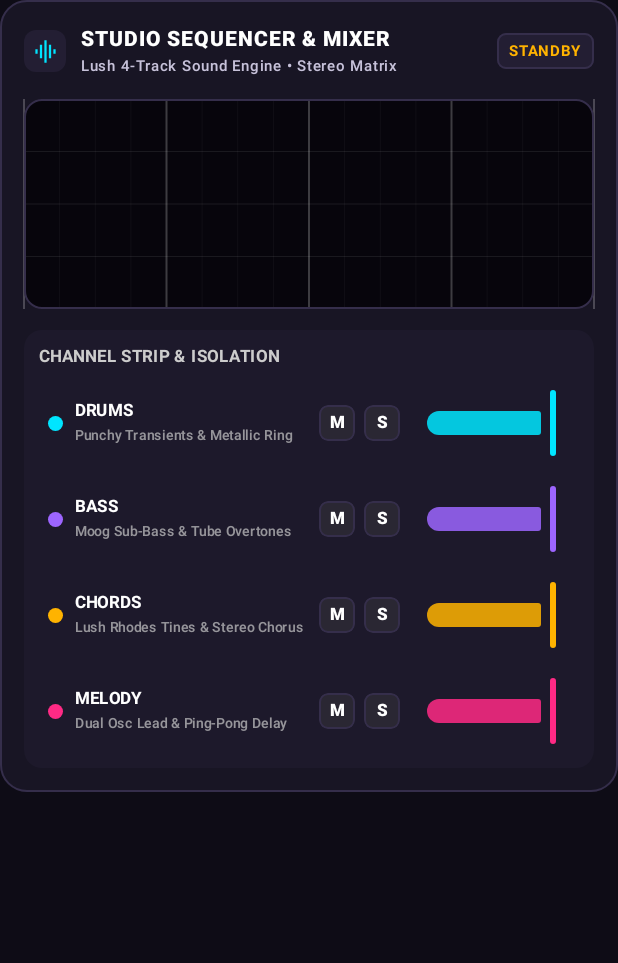
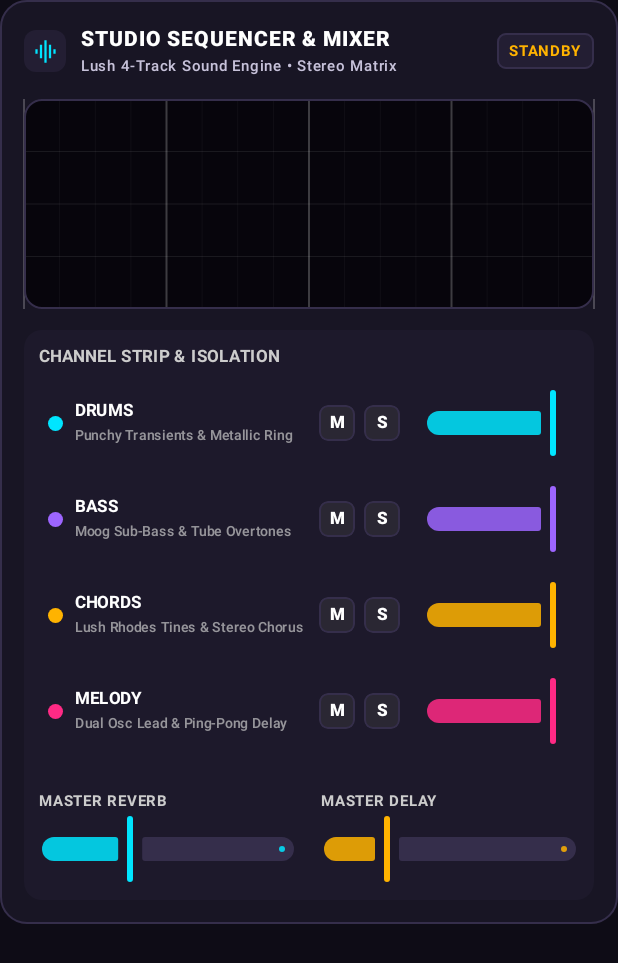
Before and after one commit to itsmichaeltuerk-jpg/Song-Dice, an Android app built with Jetpack Compose: the composable PianoRollView called with empty values, on a phone screen of 412 x 824 dp. Shown: the top 963 px of the screen. Run offline under Robolectric (Android 15) with nearby library versions, the phone set to English and light mode, and no system bars.

Commit message:
Feat: Add Master FX Reverb and Delay, expand genres and UI controls
- Added high-quality Master Reverb and Delay effects to `AudioSynthPlayer`.
- Optimized real-time DSP to prevent per-frame heap allocations during effect processing.
- Expanded `MusicalGenre` enum with `HOUSE` and `TRAP`.
- Added stereo `pan` property to `MidiNote`.
- Updated `SongDiceViewModel` and `PianoRollView` to include and manage Master FX UI sliders.
- Resolved build environment issues by bumping Gradle wrapper to 9.3.1 and generating missing keystore.

Co-authored-by: itsmichaeltuerk-jpg <256279057+itsmichaeltuerk-jpg@users.noreply.github.com>

```diff
--- a/app/src/main/java/com/example/songdice/ui/SongDiceScreen.kt
+++ b/app/src/main/java/com/example/songdice/ui/SongDiceScreen.kt
@@ -315,9 +315,13 @@ fun SongDiceScreen(
                         trackMutes = uiState.trackMutes,
                         trackSolos = uiState.trackSolos,
                         trackVolumes = uiState.trackVolumes,
+                        masterReverb = uiState.masterReverb,
+                        masterDelay = uiState.masterDelay,
                         onToggleMute = { viewModel.toggleTrackMute(it) },
                         onToggleSolo = { viewModel.toggleTrackSolo(it) },
-                        onVolumeChange = { name, vol -> viewModel.setTrackVolume(name, vol) }
+                        onVolumeChange = { name, vol -> viewModel.setTrackVolume(name, vol) },
+                        onMasterReverbChange = { viewModel.setMasterReverb(it) },
+                        onMasterDelayChange = { viewModel.setMasterDelay(it) }
                     )
                 }
 
--- a/app/src/main/java/com/example/songdice/ui/components/PianoRollView.kt
+++ b/app/src/main/java/com/example/songdice/ui/components/PianoRollView.kt
@@ -66,9 +66,13 @@ fun PianoRollView(
     trackMutes: Map<String, Boolean> = emptyMap(),
     trackSolos: Map<String, Boolean> = emptyMap(),
     trackVolumes: Map<String, Float> = emptyMap(),
+    masterReverb: Float = 0.35f,
+    masterDelay: Float = 0.25f,
     onToggleMute: (String) -> Unit = {},
     onToggleSolo: (String) -> Unit = {},
     onVolumeChange: (String, Float) -> Unit = { _, _ -> },
+    onMasterReverbChange: (Float) -> Unit = {},
+    onMasterDelayChange: (Float) -> Unit = {},
     modifier: Modifier = Modifier
 ) {
     val hasAnySolo = trackSolos.values.any { it }
@@ -297,6 +301,56 @@ fun PianoRollView(
                         onVolumeChange = { onVolumeChange(name, it) }
                     )
                 }
+
+                Spacer(modifier = Modifier.height(8.dp))
+
+                // Master FX Control Area
+                Row(
+                    modifier = Modifier.fillMaxWidth(),
+                    horizontalArrangement = Arrangement.spacedBy(16.dp)
+                ) {
+                    // Reverb Control
+                    Column(modifier = Modifier.weight(1f)) {
+                        Text(
+                            text = "MASTER REVERB",
+                            style = MaterialTheme.typography.labelSmall,
+                            fontWeight = FontWeight.Bold,
+                            color = Color.LightGray,
+                            fontSize = 10.sp
+                        )
+                        Slider(
+                            value = masterReverb,
+                            onValueChange = onMasterReverbChange,
+                            valueRange = 0f..1f,
+                            colors = SliderDefaults.colors(
+                                thumbColor = NeonCyan,
+                                activeTrackColor = NeonCyan.copy(alpha = 0.85f),
+                                inactiveTrackColor = StudioBorder
+                            )
+                        )
+                    }
+
+                    // Delay Control
+                    Column(modifier = Modifier.weight(1f)) {
+                        Text(
+                            text = "MASTER DELAY",
+                            style = MaterialTheme.typography.labelSmall,
+                            fontWeight = FontWeight.Bold,
+                            color = Color.LightGray,
+                            fontSize = 10.sp
+                        )
+                        Slider(
+                            value = masterDelay,
+                            onValueChange = onMasterDelayChange,
+                            valueRange = 0f..1f,
+                            colors = SliderDefaults.colors(
+                                thumbColor = NeonAmber,
+                                activeTrackColor = NeonAmber.copy(alpha = 0.85f),
+                                inactiveTrackColor = StudioBorder
+                            )
+                        )
+                    }
+                }
             }
         }
     }
```
Also changed, not shown: app/src/main/java/com/example/songdice/audio/AudioSynthPlayer.kt (+91 -2 lines), app/src/main/java/com/example/songdice/data/model/SongDiceModels.kt (+5 -2 lines), app/src/main/java/com/example/songdice/ui/SongDiceViewModel.kt (+17 -1 lines), gradle/wrapper/gradle-wrapper.properties (added), 4 other files.
